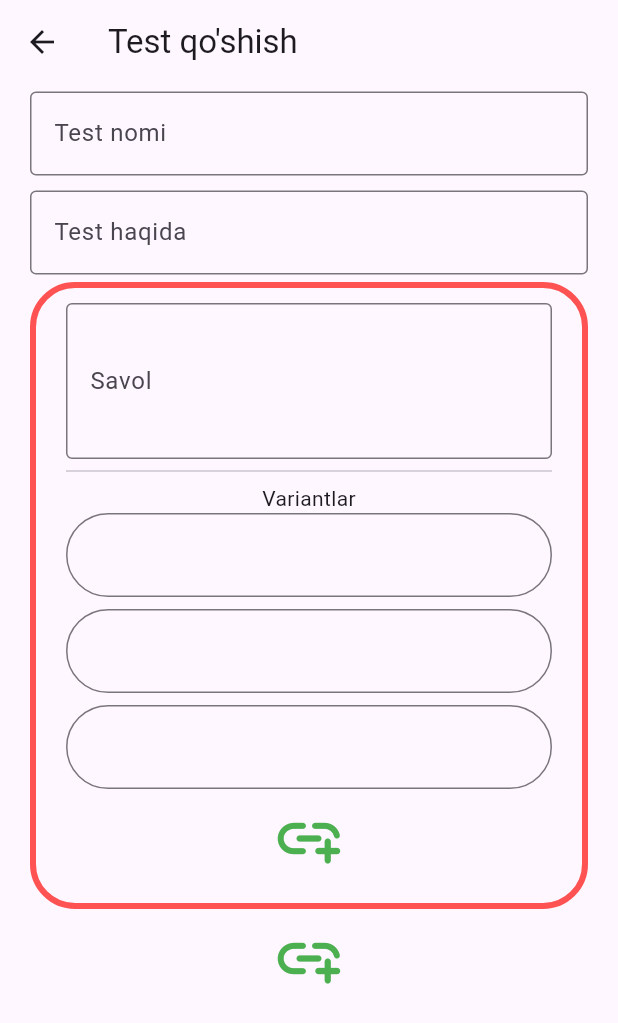
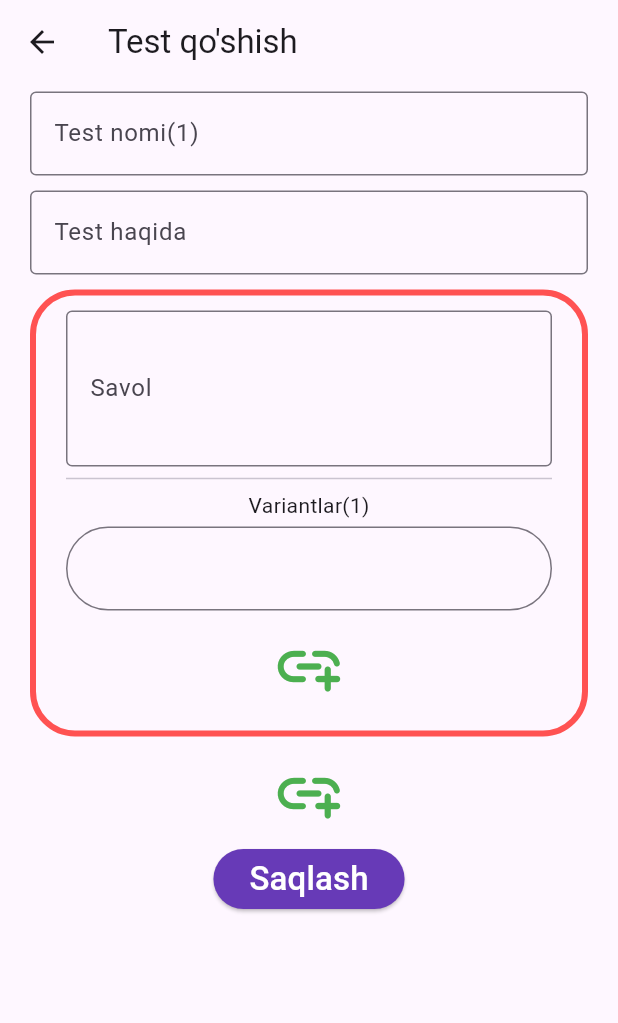
Before and after one commit to TeacherShoxrux/Test, a Flutter app: the TestAddPage screen opened by its route, on a phone screen of 412 x 824 dp. Shown: the top 1023 px of the screen. Run offline on Flutter 3.47's test engine with Material 3 defaults, Android fonts, the phone set to English and light mode, and no system bars; our stand-ins replace chopper, get; generated files the repository leaves out were written again.

Commit message:
Test api

```diff
--- /dev/null
+++ b/lib/Bindings/TestBinding.dart
@@ -0,0 +1,13 @@
+import 'package:get/get.dart';
+
+import '../controllers/TestController.dart';
+import '../core/ApiClient.dart';
+
+class TestBinding extends Bindings
+{
+  @override
+  void dependencies() {
+    Get.put(TestController(apiClient: ApiClient.create()));
+  }
+
+}
--- a/lib/Bindings/TestListBinding.dart
+++ b/lib/Bindings/TestListBinding.dart
@@ -1,10 +1,11 @@
 import 'package:get/get.dart';
 import 'package:sample_app/controllers/TestListController.dart';
+import 'package:sample_app/core/ApiClient.dart';
 
 class TestListBinding extends Bindings{
   @override
   void dependencies() {
-     Get.put(TestListController());
+     Get.put(TestListController(apiClient: ApiClient.create()));
   }
 
 }
--- a/lib/Widgets/CustomTextField.dart
+++ b/lib/Widgets/CustomTextField.dart
@@ -1,16 +1,19 @@
 import 'package:flutter/material.dart';
 class CustomTextField extends StatelessWidget {
-  const CustomTextField({super.key, required this.labelText, required this.hintText, this.controller, this.obsecure =false});
+  const CustomTextField({super.key, required this.labelText, required this.hintText, this.controller, this.obsecure = false, this.onChanged});
   final String labelText;
   final String hintText;
   final bool obsecure;
+  final Function(String value)? onChanged;
   final TextEditingController? controller;
+
   @override
   Widget build(BuildContext context) {
     return Padding(
       padding: const EdgeInsets.symmetric(vertical: 5),
       child: TextField(
         controller: controller,
+        onChanged: onChanged,
         obscureText: obsecure,
         decoration: InputDecoration(
           border: const OutlineInputBorder(),
@@ -20,4 +23,6 @@ class CustomTextField extends StatelessWidget {
       ),
     );
   }
+
+
 }
--- a/lib/Widgets/QuestionForm.dart
+++ b/lib/Widgets/QuestionForm.dart
@@ -1,54 +1,59 @@
 import 'package:flutter/material.dart';
-class QuestionFrom extends StatelessWidget {
-  const QuestionFrom({super.key});
-
+import 'package:get/get.dart';
+import 'package:sample_app/controllers/TestAddController.dart';
+import 'package:sample_app/core/DataModels/NewTest.dart';
+class QuestionFrom extends GetView<TestAddController> {
+  const QuestionFrom({super.key, required this.questions});
+  final Questions questions;
   @override
   Widget build(BuildContext context) {
     return Container(
       width: double.infinity,
-    padding: EdgeInsets.symmetric(horizontal: 20,vertical: 10),
+    margin: const EdgeInsets.symmetric(vertical: 5),
+    padding: const EdgeInsets.symmetric(horizontal: 20,vertical: 10),
     decoration: BoxDecoration(
       borderRadius: BorderRadius.circular(30),
       border: Border.all(color: Colors.redAccent,width: 4)
     ),
-      child: Column(
+      child: Obx(
+         ()=> Column(
             children: [
               TextField(
-            decoration: InputDecoration(
+                decoration:  const InputDecoration(
                   labelText: "Savol",
                   border: OutlineInputBorder()
                 ),
                 maxLines: 3,
+                onChanged: (o)
+                {
+                  questions.content=o;
+                },
               ),
-          Divider(),
-          Text("Variantlar"),
-          TextField(
-            decoration: InputDecoration(
-              border: OutlineInputBorder(
-                borderRadius: BorderRadius.circular(30)
-              )
-            ),
-          ),
-          Padding(
-            padding: const EdgeInsets.symmetric(vertical: 8.0),
+              const Divider(),
+               Text("Variantlar(${questions.quantity})"),
+              ...questions.varinats.map((e) => Padding(
+                padding: const EdgeInsets.symmetric(vertical: 4.0),
                 child: TextField(
                   decoration: InputDecoration(
                       border: OutlineInputBorder(
                           borderRadius: BorderRadius.circular(30)
                       )
                   ),
+                  onChanged: (v){
+                    e.content=v;
+
+
+                  },
                 ),
-          ),
-          TextField(
-            decoration: InputDecoration(
-                border: OutlineInputBorder(
-                    borderRadius: BorderRadius.circular(30)
+              )),
+              IconButton(onPressed: (){
+                questions.varinats.add(Varinats());
+                questions.quantity++;
+
+              }, icon: const Icon(Icons.add_link_rounded,size: 50,color: Colors.green,))
+            ],
           )
-            ),
-          ),
-          IconButton(onPressed: (){}, icon: Icon(Icons.add_link_rounded,size: 50,color: Colors.green,))
 
-        ],
       ),
 
     );
--- a/lib/controllers/ControllerBase.dart
+++ b/lib/controllers/ControllerBase.dart
@@ -1,10 +1,23 @@
-import 'package:get/get_state_manager/src/simple/get_controllers.dart';
-
+import 'package:flutter/material.dart';
+import 'package:get/get.dart' ;
 import '../core/ApiClient.dart';
 
 abstract class ControllerBase extends GetxController
 {
   final ApiClient apiClient;
-
+  bool loading=false;
+  @override
   ControllerBase({required this.apiClient});
+  void showError(String title,String message)
+  {
+    Get.snackbar(title, message,colorText: Colors.white,backgroundColor: Colors.pinkAccent);
+  }
+  void showSuccess(String title,String message)
+  {
+    Get.snackbar(title, message,colorText: Colors.white,backgroundColor: Colors.green);
+  }
+  void showWarning(String title,String message)
+  {
+    Get.snackbar(title, message,colorText: Colors.white,backgroundColor: Colors.yellow);
+  }
 }
--- a/lib/core/DataModels/NewTest.dart
+++ b/lib/core/DataModels/NewTest.dart
@@ -1,8 +1,10 @@
+import 'package:get/get.dart';
+
 class NewTest {
   NewTest(){
     this.questions=<Questions>[Questions()];
   }
-
+  var quantity=1.obs;
   String testName ="";
   String content="";
   late List<Questions> questions;
@@ -30,6 +32,7 @@ class Questions {
 
 
    String? content="";
+    var quantity=1.obs;
    late List<Varinats> varinats;
    int timeAllowed=0;
 
--- a/lib/pages/TestAddPage.dart
+++ b/lib/pages/TestAddPage.dart
@@ -1,6 +1,8 @@
 import 'package:flutter/material.dart';
 import 'package:get/get.dart';
+import 'package:sample_app/Widgets/CustomButton.dart';
 import 'package:sample_app/controllers/TestAddController.dart';
+import 'package:sample_app/core/DataModels/NewTest.dart';
 
 import '../Widgets/CustomTextField.dart';
 import '../Widgets/QuestionForm.dart';
@@ -11,25 +13,47 @@ class TestAddPage extends GetView<TestAddController> {
   Widget build(BuildContext context) {
     return Scaffold(
       appBar: AppBar(
-        title: Text("Test qo'shish"),
+        title: const Text("Test qo'shish "),
       ),
       body: GetBuilder<TestAddController>(
         builder: (ctr) {
+          if(controller.loading) {
+            return const Center(
+              child: CircularProgressIndicator(),
+            );
+          }
           return Container(
-            padding: EdgeInsets.symmetric(horizontal: 20),
+            padding: const EdgeInsets.symmetric(horizontal: 20),
             child: SingleChildScrollView(
-              child: Column(
-                children: [
-                  CustomTextField(
-                      labelText: "Test nomi",
-                      hintText: "Nomi"),
-                  CustomTextField(
-                      labelText: "Test haqida",
-                      hintText: "Ta'riflang"),
-                  QuestionFrom(),
-                  IconButton(onPressed: (){}, icon: Icon(Icons.add_link_rounded,size: 50,color: Colors.green,))
+              child: Obx(
+                  ()=> Column(
+                    children: [
+                      CustomTextField(
+                          labelText: "Test nomi(${controller.newTest.quantity.value})",
+                          hintText: "Nomi",
+                      onChanged: (v){
+                            controller.newTest.testName=v;
+                      }
+                      ),
 
-                ],
+                      CustomTextField(
+                          labelText: "Test haqida",
+                          hintText: "Ta'riflang",
+                      onChanged: (v){
+                            controller.newTest.description=v;
+                      },
+                      ),
+                      ...controller.newTest.questions.map((e) => QuestionFrom(questions: e)),
+                      IconButton(
+                          onPressed: (){
+                        controller.newTest.questions.add(Questions());
+                        controller.newTest.quantity++;
+                      }, icon: const Icon(Icons.add_link_rounded,size: 50,color: Colors.green,)),
+                      CustomButton(text: "Saqlash", onPressed: ()=>controller.createTest(controller.newTest.toJson())),
+                      const SizedBox(height: 30,)
+
+                    ],
+                  )
               ),
             ),
           );
--- a/lib/routes/pages.dart
+++ b/lib/routes/pages.dart
@@ -1,6 +1,7 @@
 import 'package:get/get_navigation/src/routes/get_route.dart';
 import 'package:sample_app/Bindings/LoginBingding.dart';
 import 'package:sample_app/Bindings/TestAddBindings.dart';
+import 'package:sample_app/Bindings/TestBinding.dart';
 import 'package:sample_app/Bindings/TestListBinding.dart';
 import 'package:sample_app/pages/SignUpPage.dart';
 import 'package:sample_app/pages/TestAddPage.dart';
@@ -19,16 +20,20 @@ class Pages{
         page:()=> const TestListPage(),
         binding: TestListBinding()
     ),
-    GetPage(name: AppRoutes.test, page:()=> const TestPage()),
+    GetPage(name: AppRoutes.test,
+        binding: TestBinding(),
+        page:()=> const TestPage()),
     GetPage(name: AppRoutes.login,
         page:()=> const LoginPage(),
-        binding: LoginBinding()
-    ),
-    GetPage(name: AppRoutes.result, page:()=> const ResultPage()),
+        binding: LoginBinding()),
+    GetPage(
+        name: AppRoutes.result,
+        page:()=> const ResultPage()),
     GetPage(
         name: AppRoutes.testAdd,
         page:()=> const TestAddPage(),
-        binding: TestAddBindings()),
-    GetPage(name: AppRoutes.signUp, page:()=> SignUpPage()),
+        binding: TestAddBindings()
+    ),
+    GetPage(name: AppRoutes.signUp, page:()=> const SignUpPage()),
   ];
 }
```
Also changed, not shown: lib/Widgets/Question.dart (+13 -3 lines), lib/controllers/TestAddController.dart (+35 -0 lines), lib/controllers/TestController.dart (added, +28 -0 lines), lib/controllers/TestListController.dart (+24 -2 lines), lib/core/ApiClient.dart (+26 -7 lines), lib/core/DataModels/TestData.dart (added, +104 -0 lines), lib/core/DataModels/TestListData.dart (added, +29 -0 lines), lib/pages/TestListPage.dart (+55 -26 lines), lib/pages/TestPage.dart (+33 -13 lines), lib/core/ApiClient.chopper.dart. Lines whose indentation alone changed are shown as unchanged.
